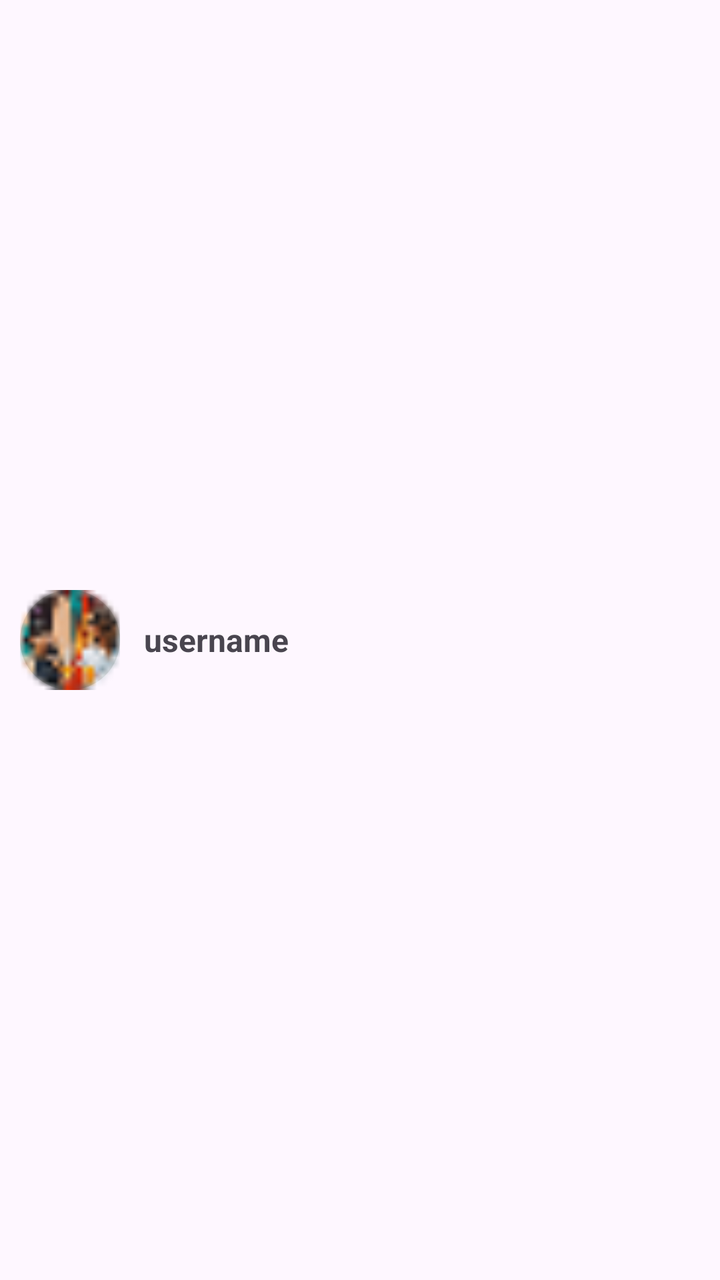
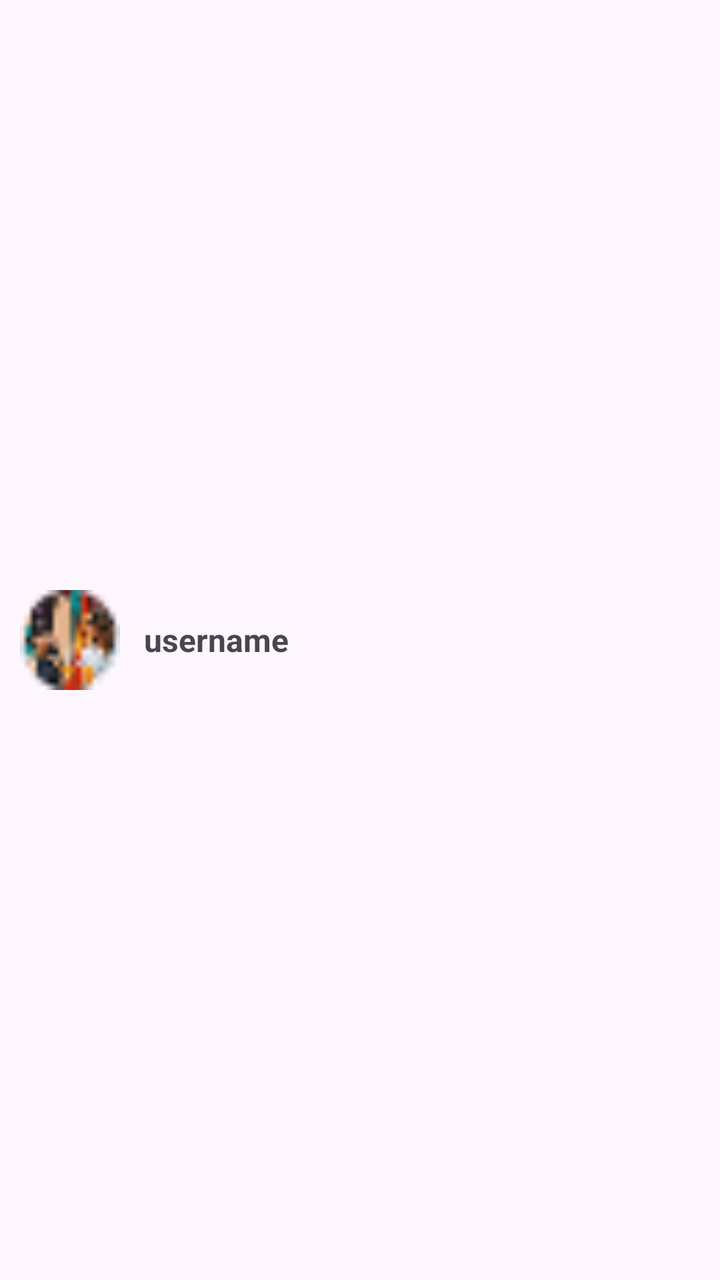

Compare the two renders of this Android layout. The source of the first and the diff that turns it into the second are given below.
<!-- AndroidManifest.xml: application theme Theme.SMD_Assignment_1 -->
<!-- res/layout/item_user_dynamic.xml -->
<?xml version="1.0" encoding="utf-8"?>
<RelativeLayout xmlns:android="http://schemas.android.com/apk/res/android"
    android:id="@+id/r1"
    android:layout_width="match_parent"
    android:layout_height="70dp"
    android:paddingStart="10dp"
    android:paddingEnd="10dp"
    android:gravity="center_vertical">

    
    <ImageView
        android:id="@+id/profileImage"
        android:layout_width="50dp"
        android:layout_height="50dp"
        android:layout_centerVertical="true"
        android:src="@drawable/small_icon"
        android:background="@drawable/circle_background"
        android:scaleType="centerCrop"/>

    
    <TextView
        android:id="@+id/boldtext1"
        android:layout_width="wrap_content"
        android:layout_height="wrap_content"
        android:layout_toEndOf="@id/profileImage"
        android:layout_marginStart="12dp"
        android:layout_centerVertical="true"
        android:text="username"
        android:textSize="16sp"
        android:textStyle="bold"/>
</RelativeLayout>
<!-- resources referenced by this layout -->
<resources>
  <!-- drawable circle_background (drawable) -->
  <?xml version="1.0" encoding="utf-8"?>
  <shape xmlns:android="http://schemas.android.com/apk/res/android"
      android:shape="oval">
      <solid android:color="#CCCCCC"/> 
  </shape>
  <!-- drawable small_icon: png bitmap (drawable, 1130 bytes) -->
  <style name="Theme.SMD_Assignment_1" parent="Base.Theme.SMD_Assignment_1" />
  <style name="Base.Theme.SMD_Assignment_1" parent="Theme.Material3.DayNight.NoActionBar">
          
          
      </style>
</resources>

<!-- the commit's change to res/layout/item_user_dynamic.xml (unified diff, before → after) -->
@@ -14,8 +14,8 @@
         android:layout_height="50dp"
         android:layout_centerVertical="true"
         android:src="@drawable/small_icon"
-        android:background="@drawable/circle_background"
-        android:scaleType="centerCrop"/>
+        android:scaleType="fitXY"
+        android:contentDescription="User profile picture"/>
 
     
     <TextView
<!-- resource entries referenced after the edit -->
@@ -1,11 +1,5 @@
 <!-- resources referenced by this layout -->
 <resources>
-  <!-- drawable circle_background (drawable) -->
-  <?xml version="1.0" encoding="utf-8"?>
-  <shape xmlns:android="http://schemas.android.com/apk/res/android"
-      android:shape="oval">
-      <solid android:color="#CCCCCC"/> 
-  </shape>
   <!-- drawable small_icon: png bitmap (drawable, 1130 bytes) -->
   <style name="Theme.SMD_Assignment_1" parent="Base.Theme.SMD_Assignment_1" />
   <style name="Base.Theme.SMD_Assignment_1" parent="Theme.Material3.DayNight.NoActionBar">
